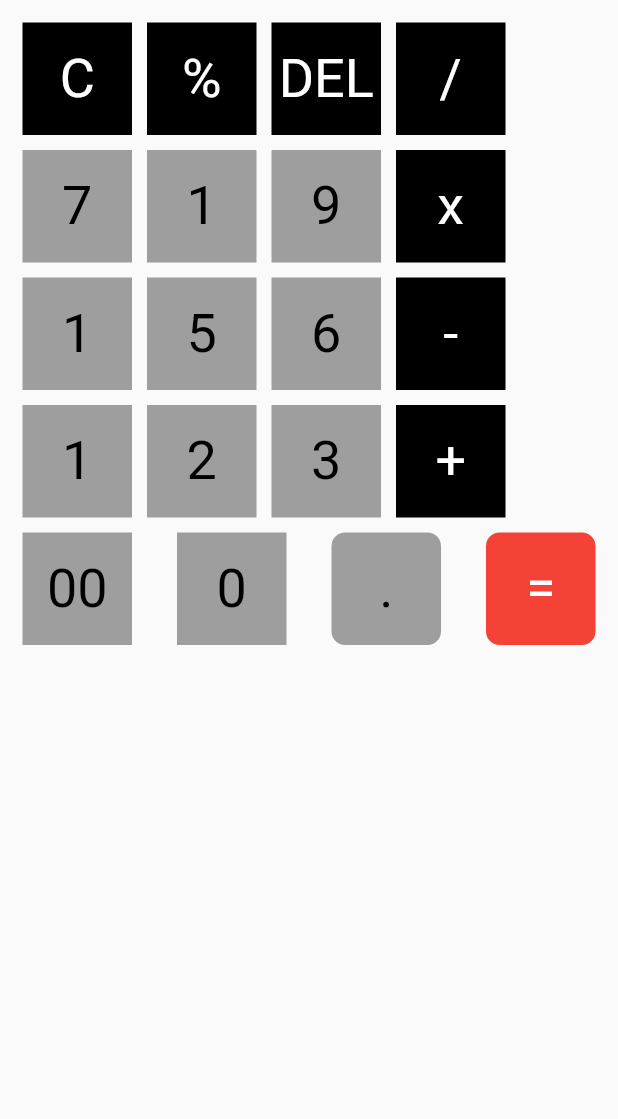
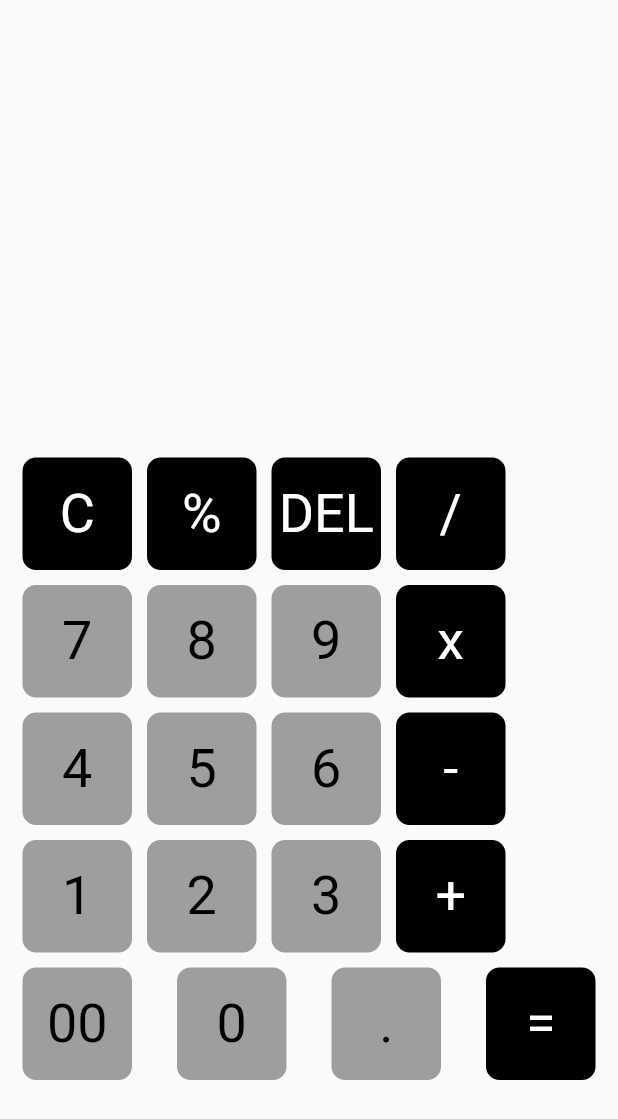
Before and after one commit to leslly/calculator, a Flutter app: the screen it shows after launch, on a phone screen of 412 x 824 dp. Shown: the top 1119 px of the screen. Run offline on Flutter 3.47's test engine with Material 2 defaults, Android fonts, the phone set to English and light mode, and no system bars.

Commit message:
edited the view of all buttons with one button

```diff
--- a/lib/main.dart
+++ b/lib/main.dart
@@ -63,65 +63,66 @@ class CalculatorView extends StatelessWidget {
     return Scaffold(
       body: SafeArea(
         child: Padding(
-          padding: EdgeInsets.all(15.0),
+          padding: const EdgeInsets.all(15.0),
           child: Column(
             crossAxisAlignment: CrossAxisAlignment.start,
             children: [
+              const SizedBox(height: 290),
               Row(
                 children: const [
-                CancelButton(),
+                  AssignmentButton(buttonColor: Colors.black, buttonValue: 'C', valueColor: Colors.white),
                 SizedBox(width: 10),
-                ModulousButton(),
+                  AssignmentButton(buttonColor: Colors.black, buttonValue: '%', valueColor: Colors.white),
                 SizedBox(width: 10),
-                DeleteButton(),
+                  AssignmentButton(buttonColor: Colors.black, buttonValue: 'DEL', valueColor: Colors.white),
                 SizedBox(width: 10),
-                DivisionButton(),
+                  AssignmentButton(buttonColor: Colors.black, buttonValue: '/', valueColor: Colors.white),
                 ],
               ),
-              SizedBox(height: 10),
+              const SizedBox(height: 10),
               Row(
                 children: const [
-                SevenButton(),
+                  AssignmentButton(buttonColor: Colors.grey, buttonValue: '7', valueColor: Colors.black),
                 SizedBox(width: 10),
-                EightButton(),
+                  AssignmentButton(buttonColor: Colors.grey, buttonValue: '8', valueColor: Colors.black),
                 SizedBox(width: 10),
-                NineButton(),
+                  AssignmentButton(buttonColor: Colors.grey, buttonValue: '9', valueColor: Colors.black),
                 SizedBox(width: 10),
-                MultiplyButton(),
+                  AssignmentButton(buttonColor: Colors.black, buttonValue: 'x', valueColor: Colors.white),
                 ],
               ),
-              SizedBox(height: 10),
+              const SizedBox(height: 10),
               Row(
                 children: const [
-                FourButton(),
+                  AssignmentButton(buttonColor: Colors.grey, buttonValue: '4', valueColor: Colors.black),
                 SizedBox(width: 10),
-                FiveButton(),
+                  AssignmentButton(buttonColor: Colors.grey, buttonValue: '5', valueColor: Colors.black),
                 SizedBox(width: 10),
-                SixButton(),
+                  AssignmentButton(buttonColor: Colors.grey, buttonValue: '6', valueColor: Colors.black),
                 SizedBox(width: 10),
-                SubtractButton(),
+                  AssignmentButton(buttonColor: Colors.black, buttonValue: '-', valueColor: Colors.white),
                 ],
               ),
-              SizedBox(height: 10),
+              const SizedBox(height: 10),
               Row(
                 children: const [
-                OneButton(),
+                  AssignmentButton(buttonColor: Colors.grey, buttonValue: '1', valueColor: Colors.black),
                 SizedBox(width: 10),
-                TwoButton(),
+                  AssignmentButton(buttonColor: Colors.grey, buttonValue: '2', valueColor: Colors.black),
                 SizedBox(width: 10),
-                ThreeButton(),
+                  AssignmentButton(buttonColor: Colors.grey, buttonValue: '3', valueColor: Colors.black),
                 SizedBox(width: 10),
-                AddButton(),
+                  AssignmentButton(buttonColor: Colors.black, buttonValue: '+', valueColor: Colors.white),
                 ],
               ),
               const SizedBox(height: 10),
               Row(
                 mainAxisAlignment: MainAxisAlignment.spaceBetween,
                 children: const [
-                ZeroZeroButton(),
-                ZeroButton(),
+                AssignmentButton(buttonColor: Colors.grey, buttonValue: '00', valueColor: Colors.black),
+                AssignmentButton(buttonColor: Colors.grey, buttonValue: '0', valueColor: Colors.black),
                 AssignmentButton(buttonColor: Colors.grey, buttonValue: '.', valueColor: Colors.black),
-                AssignmentButton(buttonColor: Colors.red),
+                AssignmentButton(buttonColor: Colors.black),
                 ],
               ),
             ],
```
Also changed, not shown: 1 other file.
